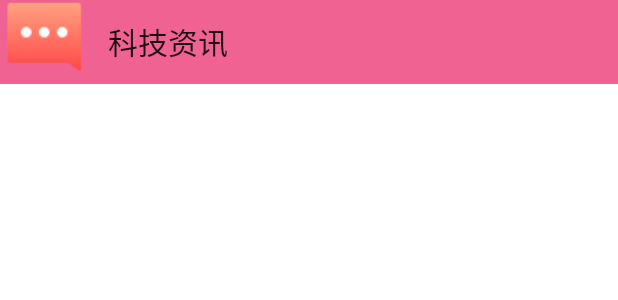
After one commit to jaxwog/Learing, an Android app: the layout activity_toolbar.xml on its own in the app's theme, with its tools: preview values and no code run, on a phone screen of 412 x 824 dp. The commit adds this screen. Shown: the top 300 px of the screen. Run offline under Robolectric (Android 15) with nearby library versions, the phone set to English and light mode, and no system bars.

Commit message:
toolbar、searchView使用

```diff
--- a/app/src/main/AndroidManifest.xml
+++ b/app/src/main/AndroidManifest.xml
@@ -29,7 +29,10 @@
             android:theme="@style/NoAcBarTheme" />
         <activity android:name=".activity.DrawerLayoutActivity" />
         <activity android:name=".activity.NavigationActivity" />
-        <activity android:name=".activity.SnackbarActivity"></activity>
+        <activity android:name=".activity.SnackbarActivity" />
+        <activity android:name=".activity.TextInputActivity" />
+        <activity android:name=".activity.ToolbarActivity"
+            android:theme="@style/LightNoAcBarTheme"></activity>
     </application>
 
 </manifest>
--- /dev/null
+++ b/app/src/main/res/layout/activity_toolbar.xml
@@ -0,0 +1,44 @@
+<LinearLayout xmlns:android="http://schemas.android.com/apk/res/android"
+    xmlns:tools="http://schemas.android.com/tools"
+    android:layout_width="match_parent"
+    android:layout_height="match_parent"
+    xmlns:app="http://schemas.android.com/apk/res-auto"
+    android:orientation="vertical">
+
+    <!--<android.support.v7.widget.Toolbar-->
+        <!--android:id="@+id/toolbar"-->
+        <!--android:layout_width="match_parent"-->
+        <!--android:layout_height="wrap_content"-->
+        <!--android:background="?attr/colorPrimary"-->
+        <!--app:title="网易新闻"-->
+        <!--app:titleTextColor="#ff0"-->
+        <!--app:subtitle="旅行"-->
+        <!--app:logo="@drawable/search_icon_message"-->
+        <!--app:navigationIcon="@mipmap/nav_icon_back"-->
+        <!--app:popupTheme="@style/ThemeOverlay.AppCompat.Dark"-->
+        <!--&gt;-->
+         		<!--&lt;!&ndash;<TextView&ndash;&gt;-->
+         		    <!--&lt;!&ndash;android:layout_width="wrap_content"&ndash;&gt;-->
+                 	<!--&lt;!&ndash;android:layout_height="wrap_content"&ndash;&gt;-->
+                 	<!--&lt;!&ndash;android:layout_gravity="center"&ndash;&gt;-->
+                 	<!--&lt;!&ndash;android:text="textview"&ndash;&gt;-->
+                 	<!--&lt;!&ndash;/>&ndash;&gt;-->
+
+    <!--</android.support.v7.widget.Toolbar>-->
+    <android.support.v7.widget.Toolbar
+        android:id="@+id/toolbar"
+        android:layout_width="match_parent"
+        android:layout_height="wrap_content"
+        android:background="?attr/colorPrimary"
+        app:title="科技资讯"
+        app:navigationIcon="@drawable/search_icon_message"
+        >
+        <!-- 		<TextView  -->
+        <!-- 		    android:layout_width="wrap_content" -->
+        <!--         	android:layout_height="wrap_content" -->
+        <!--         	android:layout_gravity="center" -->
+        <!--         	android:text="textview" -->
+        <!--         	/> -->
+
+    </android.support.v7.widget.Toolbar>
+</LinearLayout>
--- a/app/src/main/res/values/styles.xml
+++ b/app/src/main/res/values/styles.xml
@@ -10,6 +10,18 @@
 
     <style name="NoAcBarTheme" parent="Theme.AppCompat.NoActionBar">
         <item name="android:windowBackground">@color/background</item>
+    </style>
+
+    <style name="LightNoAcBarTheme" parent="Theme.AppCompat.Light.NoActionBar">
+        <item name="android:textColor">@color/mytextcolor</item>
+        <item name="colorPrimary">@color/colorPrimary_pink</item>
+        <item name="colorPrimaryDark">@color/colorPrimary_pinkDark</item>
+        <item name="android:windowBackground">@color/background</item>
+        <item name="colorAccent">@color/accent_material_dark</item>
+        <!-- 设置虚拟导航栏背景颜色 -->
+        <item name="android:navigationBarColor" tools:ignore="NewApi">@color/colorPrimary_pink</item>
+        <!--设置间隔线颜色和大小-->
+        <item name="android:listDivider">@drawable/item_divider</item>
     </style>
 
     <!--
```
Also changed, not shown: app/src/main/java/com/love/jax/activity/MainActivity.java (+9 -1 lines), app/src/main/java/com/love/jax/activity/TextInputActivity.java (added, +91 -0 lines), app/src/main/java/com/love/jax/activity/ToolbarActivity.java (added, +158 -0 lines), app/src/main/res/layout/activity_text_input.xml (added, +31 -0 lines), app/src/main/res/menu/searchview_main.xml (added, +30 -0 lines).
